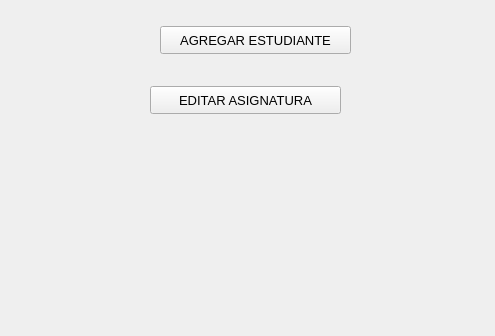
This is src/ista/menu_principal.ui in HieysonS/Grupo04PFC as Qt 5 draws it before an edit; both pictures show x 0 to 495 and y 264 to 600 of the 800 by 600 pixel window. The edited form follows.
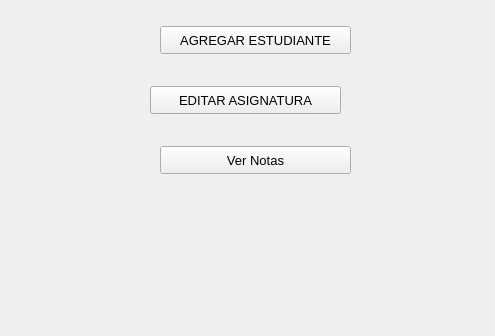
This is the edited form.

Commit message: interfaces casi lista

The edit to the form file:
```diff
--- a/src/ista/menu_principal.ui
+++ b/src/ista/menu_principal.ui
@@ -134,6 +134,26 @@
      <string>AGREGAR NOTAS</string>
     </property>
    </widget>
+   <widget class="QPushButton" name="pushButton_6">
+    <property name="geometry">
+     <rect>
+      <x>160</x>
+      <y>410</y>
+      <width>191</width>
+      <height>28</height>
+     </rect>
+    </property>
+    <property name="font">
+     <font>
+      <pointsize>10</pointsize>
+      <weight>50</weight>
+      <bold>false</bold>
+     </font>
+    </property>
+    <property name="text">
+     <string>Ver Notas</string>
+    </property>
+   </widget>
   </widget>
   <widget class="QMenuBar" name="menubar">
    <property name="geometry">
```
The commit also changes 5 other files.
